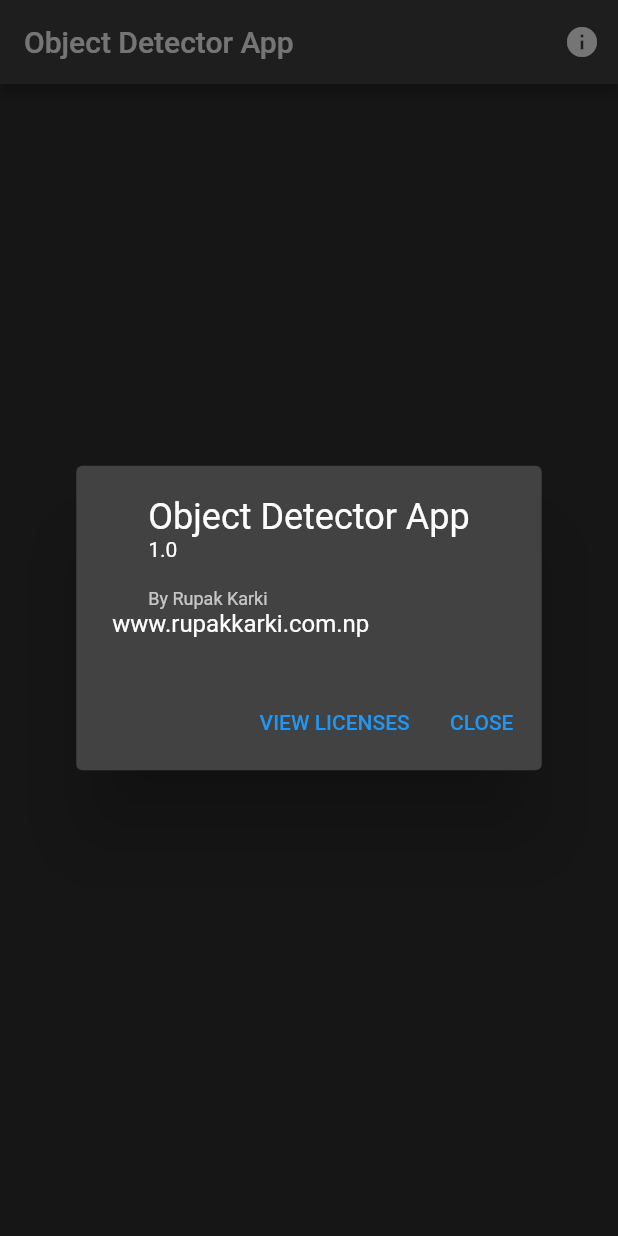
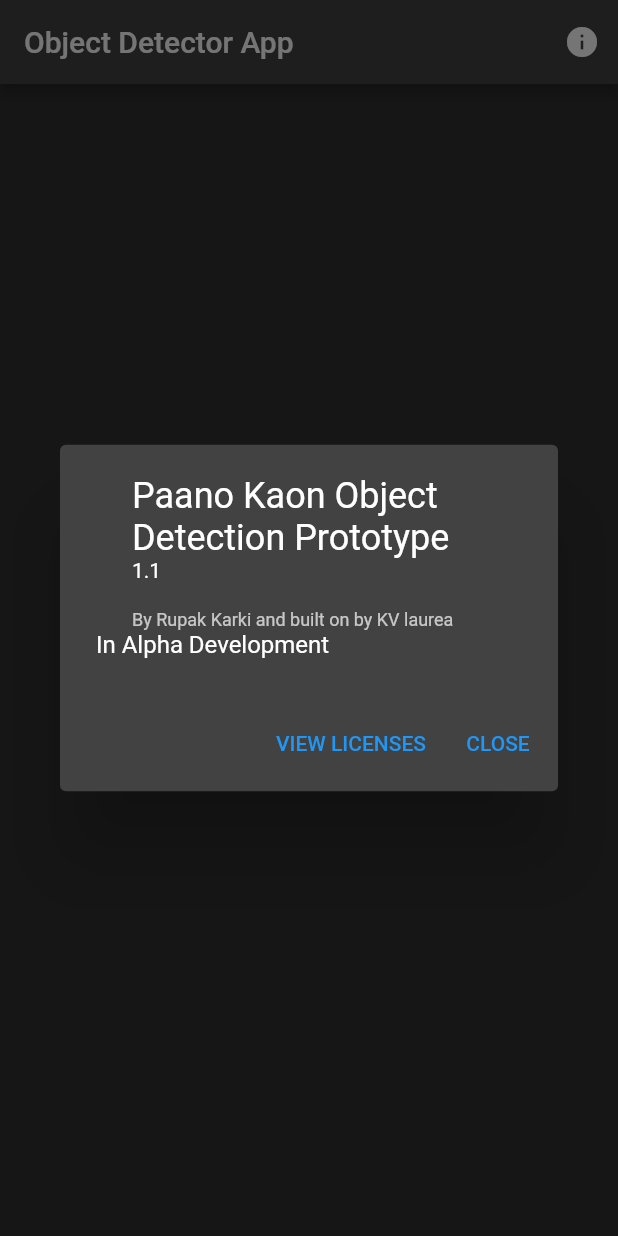
Before and after one commit to rupakkarki27/object_detection, a Flutter app: the screen it shows after launch, after a tap on the "info" icon, on a phone screen of 412 x 824 dp. Run offline on Flutter 3.47's test engine with Material 2 defaults, Android fonts, the phone set to English and light mode, and no system bars; our stand-ins replace camera, image_picker; missing offline and left inert: flutter_tflite.

Commit message:
update to honor Code daddy
And added some little credit for myself

```diff
--- a/lib/main.dart
+++ b/lib/main.dart
@@ -23,14 +23,15 @@ class MyApp extends StatefulWidget {
 }
 
 class _MyAppState extends State<MyApp> {
+
   aboutDialog() {
     showAboutDialog(
       context: context,
-      applicationName: "Object Detector App",
-      applicationLegalese: "By Rupak Karki",
-      applicationVersion: "1.0",
+      applicationName: "Paano Kaon Object Detection Prototype",
+      applicationLegalese: "By Rupak Karki and built on by KV laurea",
+      applicationVersion: "1.1",
       children: <Widget>[
-        Text("www.rupakkarki.com.np"),
+        Text("In Alpha Development"),
       ],
     );
   }
```
